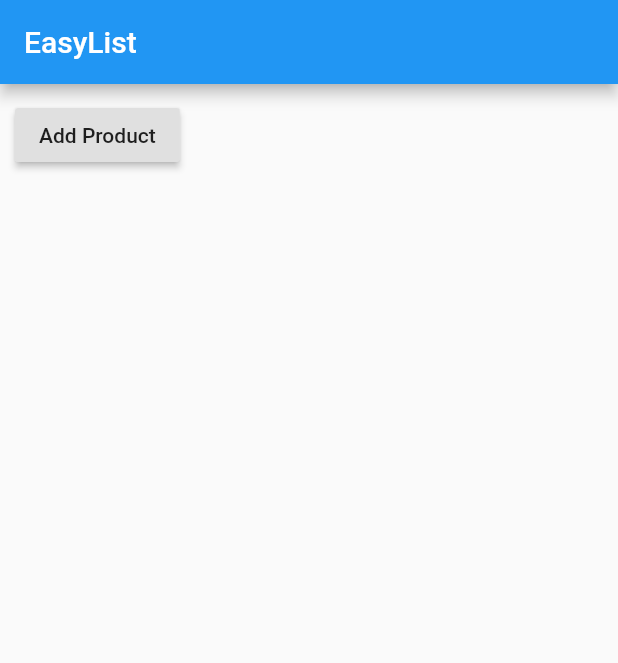
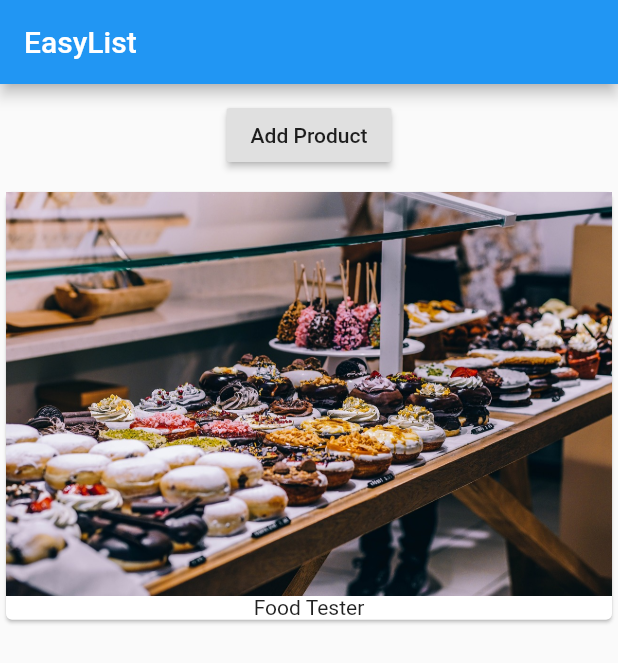
Before and after one commit to razwanizmi/easy_list, a Flutter app: the screen it shows after launch, on a phone screen of 412 x 824 dp. Shown: the top 663 px of the screen. Run offline on Flutter 3.47's test engine with Material 2 defaults, Android fonts, the phone set to English and light mode, and no system bars.

Commit message:
Separate app logic into product manager

```diff
--- a/lib/main.dart
+++ b/lib/main.dart
@@ -1,18 +1,10 @@
 import 'package:flutter/material.dart';
+
+import './product_manager.dart';
 
 void main() => runApp(MyApp());
 
-class MyApp extends StatefulWidget {
-  @override
-  State<StatefulWidget> createState() {
-    // TODO: implement createState
-    return _MyAppState();
-  }
-}
-
-class _MyAppState extends State<MyApp> {
-  List<String> _products = ['Food Tester'];
-
+class MyApp extends StatelessWidget {
   @override
   Widget build(BuildContext context) {
     return MaterialApp(
@@ -20,21 +12,7 @@ class _MyAppState extends State<MyApp> {
         appBar: AppBar(
           title: Text('EasyList'),
         ),
-        body: Column(
-          children: <Widget>[
-            Container(
-              margin: EdgeInsets.all(10.0),
-              child: RaisedButton(
-                child: Text('Add Product'),
-                onPressed: () {
-                  setState(() {
-                    _products.add('Advanced Food Tester');
-                  });
-                },
-              ),
-            ),
-          ],
-        ),
+        body: ProductManager(),
       ),
     );
   }
--- /dev/null
+++ b/lib/product_manager.dart
@@ -0,0 +1,34 @@
+import 'package:flutter/material.dart';
+
+import './products.dart';
+
+class ProductManager extends StatefulWidget {
+  @override
+  State<StatefulWidget> createState() {
+    return _ProductManagerState();
+  }
+}
+
+class _ProductManagerState extends State<ProductManager> {
+  List<String> _products = ['Food Tester'];
+
+  @override
+  Widget build(BuildContext context) {
+    return Column(
+      children: [
+        Container(
+          margin: EdgeInsets.all(10.0),
+          child: RaisedButton(
+            child: Text('Add Product'),
+            onPressed: () {
+              setState(() {
+                _products.add('Advanced Food Tester');
+              });
+            },
+          ),
+        ),
+        Products(_products),
+      ],
+    );
+  }
+}
```
